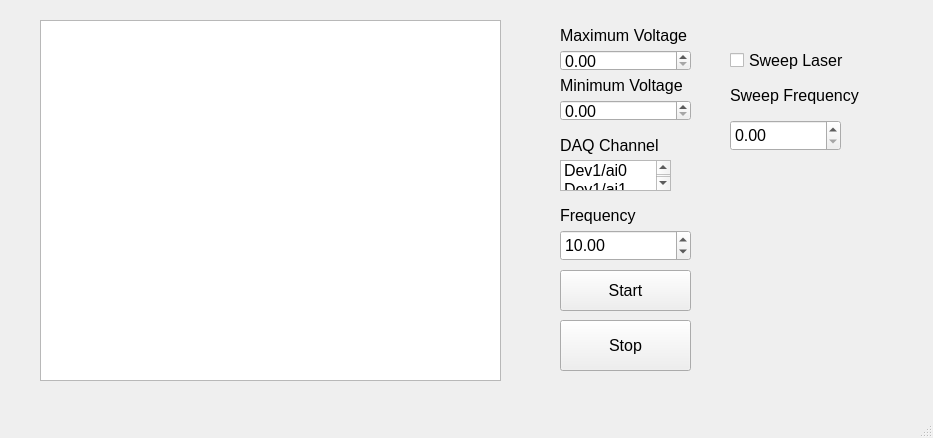
The window that APD_Control/apd.ui (BrandonMehlenbacher/Hardware) describes before a commit, drawn with Qt 5.
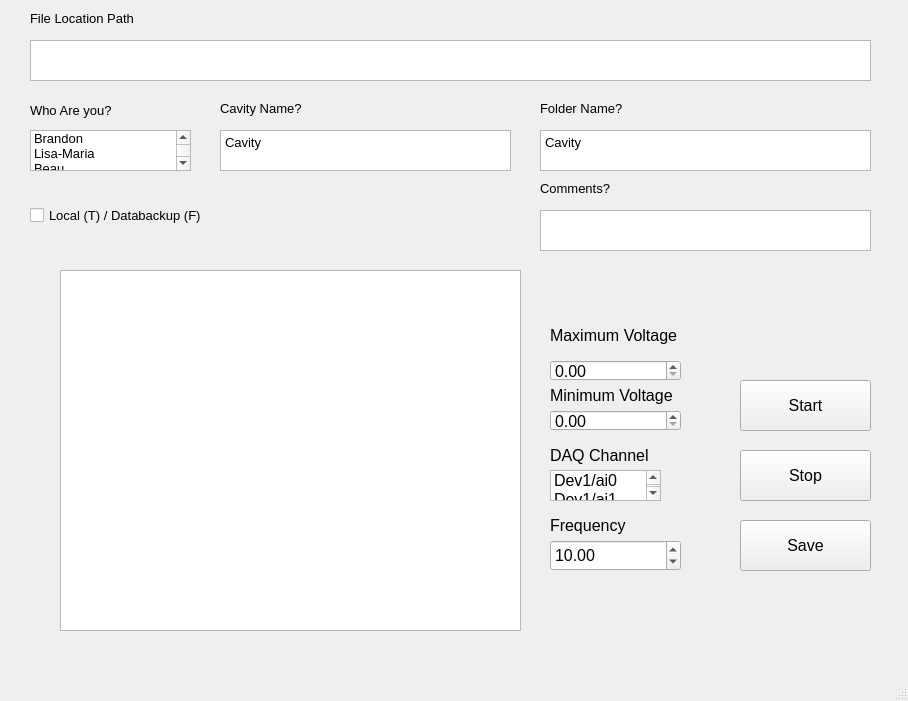
The same window after the commit.

What changed in the file:
```diff
--- a/APD_Control/apd.ui
+++ b/APD_Control/apd.ui
@@ -6,8 +6,8 @@
    <rect>
     <x>0</x>
     <y>0</y>
-    <width>933</width>
-    <height>438</height>
+    <width>908</width>
+    <height>701</height>
    </rect>
   </property>
   <property name="windowTitle">
@@ -17,8 +17,8 @@
    <widget class="QGraphicsView" name="apd_graph">
     <property name="geometry">
      <rect>
-      <x>40</x>
-      <y>20</y>
+      <x>60</x>
+      <y>270</y>
       <width>461</width>
       <height>361</height>
      </rect>
@@ -27,10 +27,10 @@
    <widget class="QPushButton" name="start">
     <property name="geometry">
      <rect>
-      <x>560</x>
-      <y>270</y>
+      <x>740</x>
+      <y>380</y>
       <width>131</width>
-      <height>41</height>
+      <height>51</height>
      </rect>
     </property>
     <property name="font">
@@ -45,8 +45,8 @@
    <widget class="QPushButton" name="stop">
     <property name="geometry">
      <rect>
-      <x>560</x>
-      <y>320</y>
+      <x>740</x>
+      <y>450</y>
       <width>131</width>
       <height>51</height>
      </rect>
@@ -63,8 +63,8 @@
    <widget class="QDoubleSpinBox" name="frequency">
     <property name="geometry">
      <rect>
-      <x>560</x>
-      <y>230</y>
+      <x>550</x>
+      <y>540</y>
       <width>131</width>
       <height>31</height>
      </rect>
@@ -87,8 +87,8 @@
    <widget class="QLabel" name="label_frequency">
     <property name="geometry">
      <rect>
-      <x>560</x>
-      <y>200</y>
+      <x>550</x>
+      <y>510</y>
       <width>131</width>
       <height>31</height>
      </rect>
@@ -105,8 +105,8 @@
    <widget class="QLabel" name="label_daqList">
     <property name="geometry">
      <rect>
-      <x>560</x>
-      <y>130</y>
+      <x>550</x>
+      <y>440</y>
       <width>131</width>
       <height>31</height>
      </rect>
@@ -123,8 +123,8 @@
    <widget class="QListWidget" name="daqList">
     <property name="geometry">
      <rect>
-      <x>560</x>
-      <y>160</y>
+      <x>550</x>
+      <y>470</y>
       <width>111</width>
       <height>31</height>
      </rect>
@@ -186,8 +186,8 @@
    <widget class="QDoubleSpinBox" name="min_voltage">
     <property name="geometry">
      <rect>
-      <x>560</x>
-      <y>100</y>
+      <x>550</x>
+      <y>410</y>
       <width>131</width>
       <height>21</height>
      </rect>
@@ -201,10 +201,10 @@
    <widget class="QLabel" name="label_max_voltage_2">
     <property name="geometry">
      <rect>
-      <x>560</x>
-      <y>75</y>
-      <width>141</width>
-      <height>21</height>
+      <x>550</x>
+      <y>380</y>
+      <width>161</width>
+      <height>31</height>
      </rect>
     </property>
     <property name="font">
@@ -219,10 +219,10 @@
    <widget class="QLabel" name="label_max_voltage">
     <property name="geometry">
      <rect>
-      <x>560</x>
-      <y>25</y>
-      <width>141</width>
-      <height>21</height>
+      <x>550</x>
+      <y>320</y>
+      <width>181</width>
+      <height>31</height>
      </rect>
     </property>
     <property name="font">
@@ -237,8 +237,8 @@
    <widget class="QDoubleSpinBox" name="max_voltage">
     <property name="geometry">
      <rect>
-      <x>560</x>
-      <y>50</y>
+      <x>550</x>
+      <y>360</y>
       <width>131</width>
       <height>21</height>
      </rect>
@@ -249,55 +249,239 @@
      </font>
     </property>
    </widget>
-   <widget class="QCheckBox" name="checkSweepFrequency">
+   <widget class="QPlainTextEdit" name="cavityName">
     <property name="geometry">
      <rect>
-      <x>730</x>
-      <y>40</y>
+      <x>220</x>
+      <y>130</y>
+      <width>291</width>
+      <height>41</height>
+     </rect>
+    </property>
+    <property name="font">
+     <font>
+      <pointsize>10</pointsize>
+     </font>
+    </property>
+    <property name="plainText">
+     <string>Cavity</string>
+    </property>
+   </widget>
+   <widget class="QLabel" name="labelFolderName">
+    <property name="geometry">
+     <rect>
+      <x>540</x>
+      <y>100</y>
+      <width>131</width>
+      <height>16</height>
+     </rect>
+    </property>
+    <property name="font">
+     <font>
+      <pointsize>10</pointsize>
+     </font>
+    </property>
+    <property name="text">
+     <string>Folder Name?</string>
+    </property>
+   </widget>
+   <widget class="QLabel" name="labelComments">
+    <property name="geometry">
+     <rect>
+      <x>540</x>
+      <y>180</y>
+      <width>131</width>
+      <height>16</height>
+     </rect>
+    </property>
+    <property name="font">
+     <font>
+      <pointsize>10</pointsize>
+     </font>
+    </property>
+    <property name="text">
+     <string>Comments?</string>
+    </property>
+   </widget>
+   <widget class="QLabel" name="labelCavityName">
+    <property name="geometry">
+     <rect>
+      <x>220</x>
+      <y>100</y>
+      <width>131</width>
+      <height>16</height>
+     </rect>
+    </property>
+    <property name="font">
+     <font>
+      <pointsize>10</pointsize>
+     </font>
+    </property>
+    <property name="text">
+     <string>Cavity Name?</string>
+    </property>
+   </widget>
+   <widget class="QLabel" name="labelWhoAreYou">
+    <property name="geometry">
+     <rect>
+      <x>30</x>
+      <y>100</y>
       <width>121</width>
-      <height>41</height>
+      <height>21</height>
      </rect>
     </property>
     <property name="font">
      <font>
-      <pointsize>12</pointsize>
+      <pointsize>10</pointsize>
      </font>
     </property>
     <property name="text">
-     <string>Sweep Laser</string>
+     <string>Who Are you?</string>
     </property>
    </widget>
-   <widget class="QDoubleSpinBox" name="sweepFrequency">
+   <widget class="QPlainTextEdit" name="comments">
     <property name="geometry">
      <rect>
-      <x>730</x>
-      <y>120</y>
-      <width>111</width>
-      <height>31</height>
+      <x>540</x>
+      <y>210</y>
+      <width>331</width>
+      <height>41</height>
      </rect>
     </property>
     <property name="font">
      <font>
-      <pointsize>12</pointsize>
+      <pointsize>10</pointsize>
      </font>
     </property>
+    <property name="plainText">
+     <string/>
+    </property>
    </widget>
-   <widget class="QLabel" name="label">
+   <widget class="QListWidget" name="whoAreYou">
     <property name="geometry">
      <rect>
-      <x>730</x>
-      <y>80</y>
+      <x>30</x>
+      <y>130</y>
       <width>161</width>
+      <height>41</height>
+     </rect>
+    </property>
+    <property name="font">
+     <font>
+      <pointsize>10</pointsize>
+     </font>
+    </property>
+    <item>
+     <property name="text">
+      <string>Brandon</string>
+     </property>
+    </item>
+    <item>
+     <property name="text">
+      <string>Lisa-Maria</string>
+     </property>
+    </item>
+    <item>
+     <property name="text">
+      <string>Beau</string>
+     </property>
+    </item>
+    <item>
+     <property name="text">
+      <string>Ceci</string>
+     </property>
+    </item>
+    <item>
+     <property name="text">
+      <string>Levi</string>
+     </property>
+    </item>
+   </widget>
+   <widget class="QLabel" name="labelFileLocationPath">
+    <property name="geometry">
+     <rect>
+      <x>30</x>
+      <y>10</y>
+      <width>231</width>
+      <height>16</height>
+     </rect>
+    </property>
+    <property name="font">
+     <font>
+      <pointsize>10</pointsize>
+     </font>
+    </property>
+    <property name="text">
+     <string>File Location Path</string>
+    </property>
+   </widget>
+   <widget class="QCheckBox" name="localOrDatabackup">
+    <property name="geometry">
+     <rect>
+      <x>30</x>
+      <y>200</y>
+      <width>241</width>
       <height>31</height>
      </rect>
     </property>
     <property name="font">
      <font>
+      <pointsize>10</pointsize>
+     </font>
+    </property>
+    <property name="text">
+     <string>Local (T) / Databackup (F)</string>
+    </property>
+   </widget>
+   <widget class="QPlainTextEdit" name="folderName">
+    <property name="geometry">
+     <rect>
+      <x>540</x>
+      <y>130</y>
+      <width>331</width>
+      <height>41</height>
+     </rect>
+    </property>
+    <property name="font">
+     <font>
+      <pointsize>10</pointsize>
+     </font>
+    </property>
+    <property name="plainText">
+     <string>Cavity</string>
+    </property>
+   </widget>
+   <widget class="QPlainTextEdit" name="fileLocationPath">
+    <property name="geometry">
+     <rect>
+      <x>30</x>
+      <y>40</y>
+      <width>841</width>
+      <height>41</height>
+     </rect>
+    </property>
+    <property name="font">
+     <font>
+      <pointsize>10</pointsize>
+     </font>
+    </property>
+   </widget>
+   <widget class="QPushButton" name="save">
+    <property name="geometry">
+     <rect>
+      <x>740</x>
+      <y>520</y>
+      <width>131</width>
+      <height>51</height>
+     </rect>
+    </property>
+    <property name="font">
+     <font>
       <pointsize>12</pointsize>
      </font>
     </property>
     <property name="text">
-     <string>Sweep Frequency</string>
+     <string>Save</string>
     </property>
    </widget>
   </widget>
```
Left out of the diff: 16 changed lines with no effect on the pictures.
